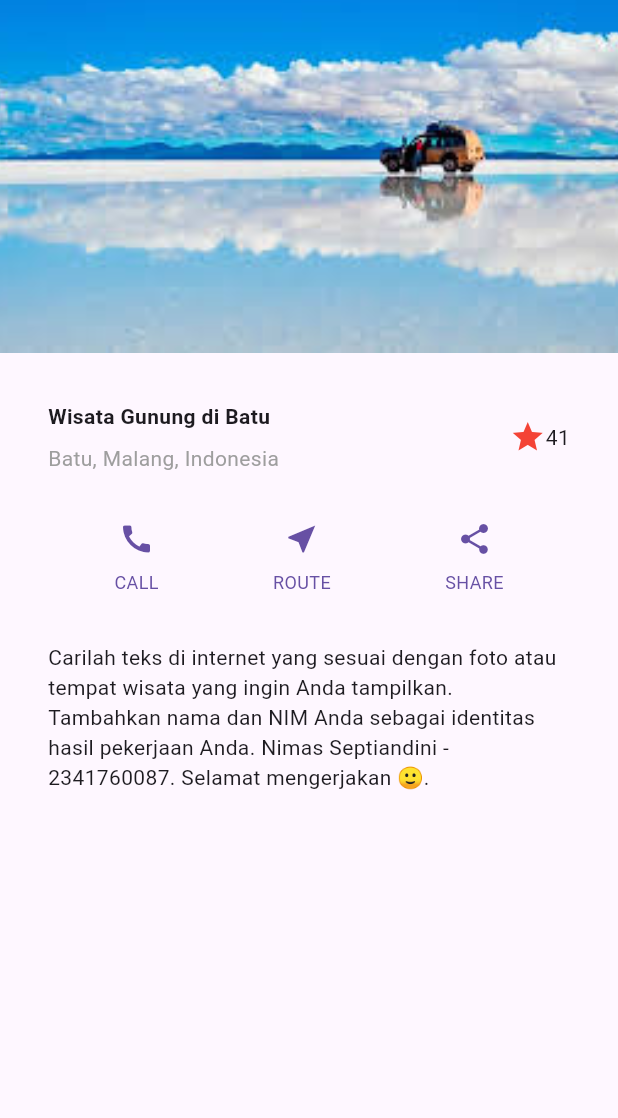
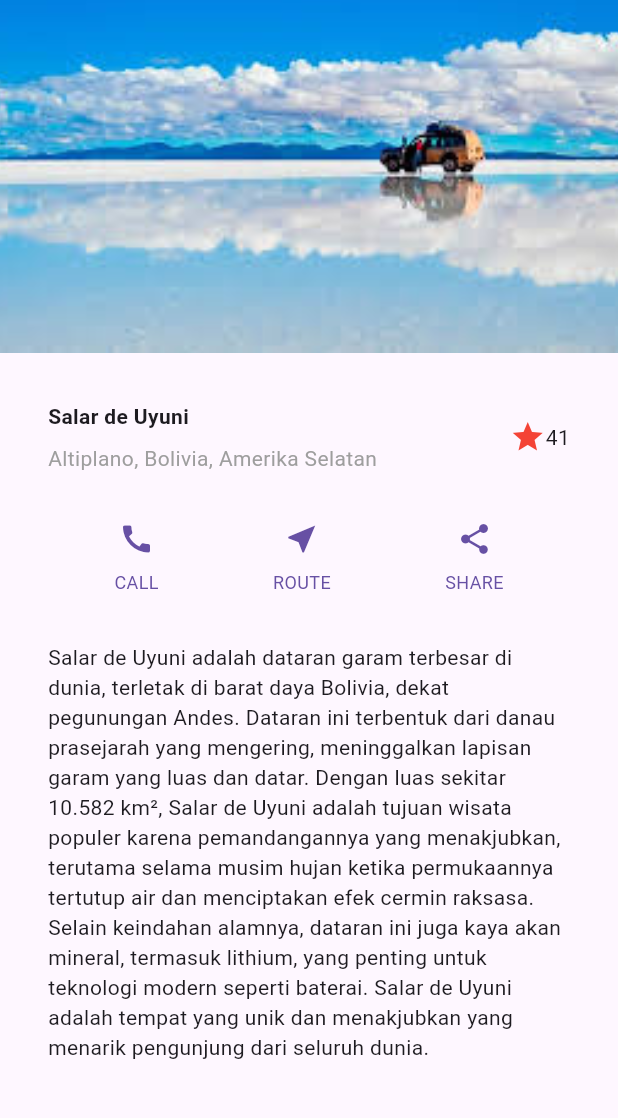
Before and after one commit to septyandini921/basic_layout_flutter, a Flutter app: the screen it shows after launch, on a phone screen of 412 x 824 dp, the part 91-1209 px from its top. Run offline on Flutter 3.47's test engine with Material 3 defaults, Android fonts, the phone set to English and light mode, and no system bars.

Commit message:
Update deskripsi tempat wisata

```diff
--- a/lib/main.dart
+++ b/lib/main.dart
@@ -18,14 +18,14 @@ class MyApp extends StatelessWidget {
                 Container(
                   padding: const EdgeInsets.only(bottom: 8),
                   child: const Text(
-                    'Wisata Gunung di Batu',
+                    'Salar de Uyuni',
                     style: TextStyle(
                       fontWeight: FontWeight.bold,
                     ),
                   ),
                 ),
                 Text(
-                  'Batu, Malang, Indonesia',
+                  'Altiplano, Bolivia, Amerika Selatan',
                   style: TextStyle(
                     color: Colors.grey[500],
                   ),
@@ -56,13 +56,17 @@ class MyApp extends StatelessWidget {
     Widget textSection = Container(
       padding: const EdgeInsets.all(32),
       child: const Text(
-        'Carilah teks di internet yang sesuai '
-        'dengan foto atau tempat wisata yang ingin '
-        'Anda tampilkan. '
-        'Tambahkan nama dan NIM Anda sebagai '
-        'identitas hasil pekerjaan Anda. '
-        'Nimas Septiandini - 2341760087. '
-        'Selamat mengerjakan 🙂.',
+
+        'Salar de Uyuni adalah dataran garam terbesar di dunia, '
+        'terletak di barat daya Bolivia, dekat pegunungan Andes. '
+        'Dataran ini terbentuk dari danau prasejarah yang mengering, '
+        'meninggalkan lapisan garam yang luas dan datar. '
+        'Dengan luas sekitar 10.582 km², Salar de Uyuni adalah tujuan wisata populer karena pemandangannya yang menakjubkan, '
+        'terutama selama musim hujan ketika permukaannya tertutup air dan menciptakan efek cermin raksasa. '
+        'Selain keindahan alamnya, dataran ini juga kaya akan mineral, '
+        'termasuk lithium, yang penting untuk teknologi modern seperti baterai. '
+        'Salar de Uyuni adalah tempat yang unik dan menakjubkan yang menarik pengunjung dari seluruh dunia.'
+,
         softWrap: true,
       ),
     );
```
